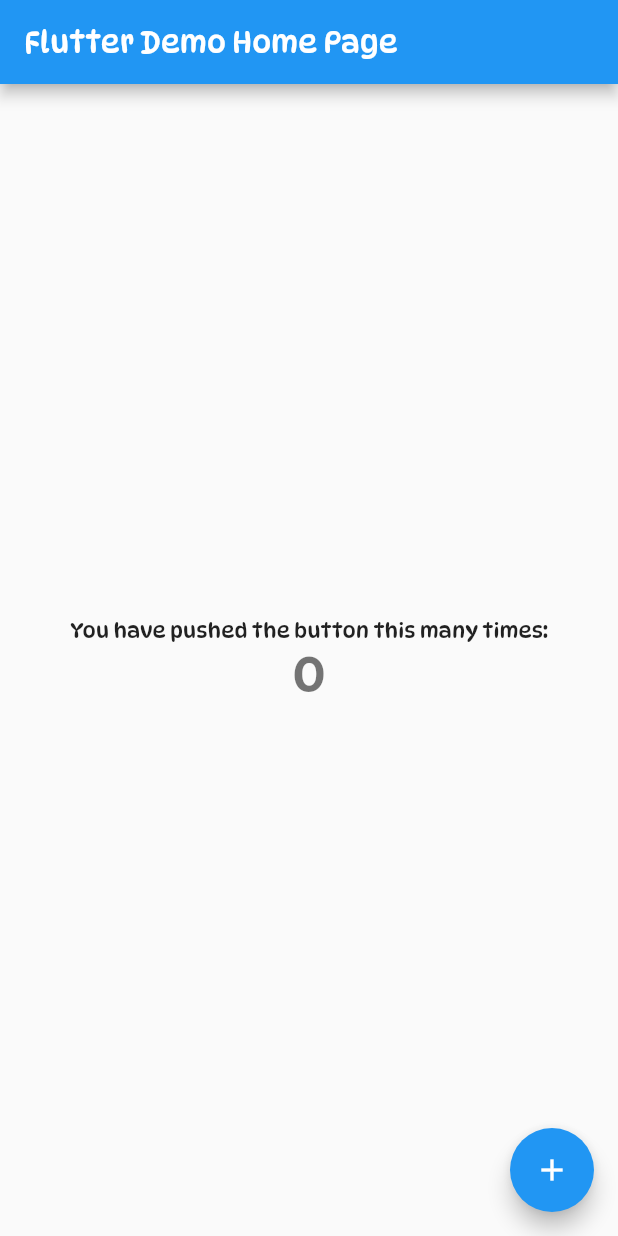
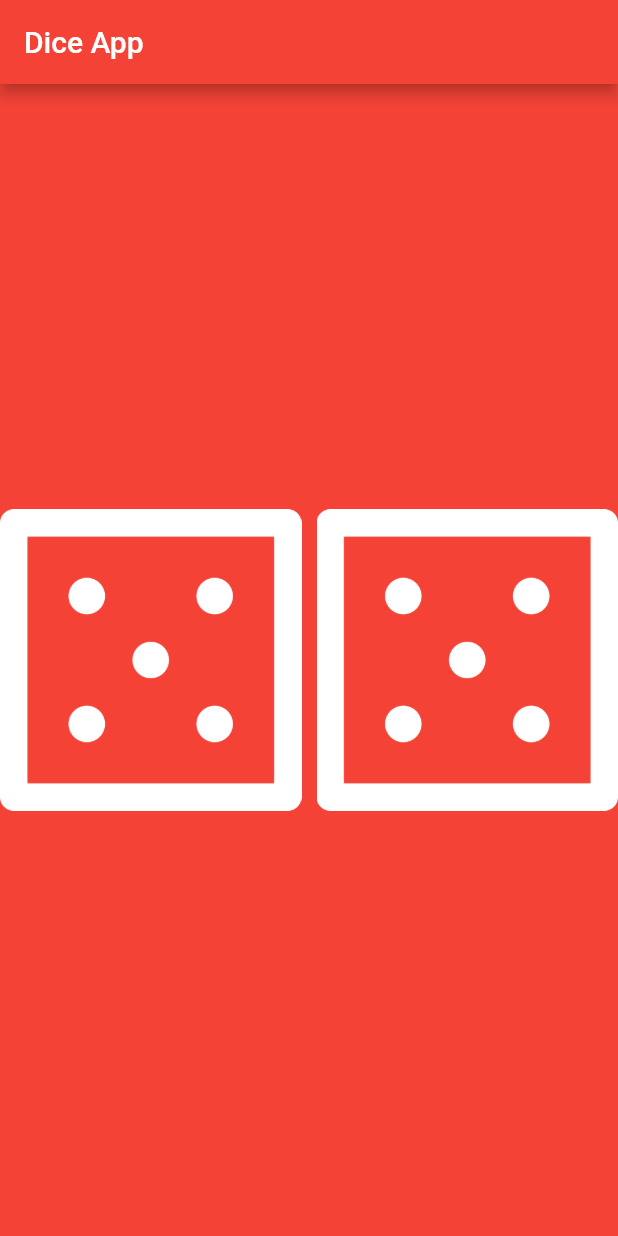
Before and after one commit to parmeshtoyou/NumberTrivaApp, a Flutter app: the screen it shows after launch, on a phone screen of 412 x 824 dp. Run offline on Flutter 3.47's test engine with Material 2 defaults, Android fonts, the phone set to English and light mode, and no system bars; our stand-ins replace dartz, equatable.

Commit message:
added dice and random dice logic

```diff
--- a/lib/main.dart
+++ b/lib/main.dart
@@ -1,3 +1,5 @@
+import 'dart:math';
+
 import 'package:flutter/material.dart';
 
 void main() {
@@ -10,59 +12,64 @@ class MyApp extends StatelessWidget {
   @override
   Widget build(BuildContext context) {
     return MaterialApp(
-      title: 'Flutter Demo',
-      theme: ThemeData(
-        primarySwatch: Colors.blue,
-        fontFamily: 'DynaPuff-Regular'
+      home: Scaffold(
+        backgroundColor: Colors.red,
+        appBar: AppBar(
+          title: const Text("Dice App"),
+          backgroundColor: Colors.red,
+        ),
+        body: const DicePage(),
       ),
-      home: const MyHomePage(title: 'Flutter Demo Home Page'),
     );
   }
 }
 
-class MyHomePage extends StatefulWidget {
-  const MyHomePage({Key? key, required this.title}) : super(key: key);
-
-  final String title;
+class DicePage extends StatefulWidget {
+  const DicePage({Key? key}) : super(key: key);
 
   @override
-  State<MyHomePage> createState() => _MyHomePageState();
+  State<DicePage> createState() => _DicePageState();
 }
 
-class _MyHomePageState extends State<MyHomePage> {
-  int _counter = 0;
+class _DicePageState extends State<DicePage> {
+  int leftDiceNumber = 5;
+  int rightDiceNumber = 5;
 
-  void _incrementCounter() {
-    setState(() {
-      _counter++;
-    });
+  void changeDiceFace() {
+    rightDiceNumber = Random().nextInt(6) + 1;
+    leftDiceNumber = Random().nextInt(6) + 1;
   }
 
   @override
   Widget build(BuildContext context) {
-    return Scaffold(
-      appBar: AppBar(
-        title: Text(widget.title),
-      ),
-      body: Center(
-        child: Column(
-          mainAxisAlignment: MainAxisAlignment.center,
-          children: <Widget>[
-            const Text(
-              'You have pushed the button this many times:',
+    return Column(
+      mainAxisAlignment: MainAxisAlignment.center,
+      children: [
+        Row(
+          mainAxisAlignment: MainAxisAlignment.spaceBetween,
+          children: [
+            Expanded(
+              child: GestureDetector(
+                child: Image.asset("images/dice$leftDiceNumber.png"),
+                onTap: () {
+                  setState(
+                    () => changeDiceFace(),
+                  );
+                },
+              ),
             ),
-            Text(
-              '$_counter',
-              style: Theme.of(context).textTheme.headline4,
-            ),
+            const SizedBox(width: 10),
+            Expanded(
+              child: GestureDetector(
+                child: Image.asset("images/dice$rightDiceNumber.png"),
+                onTap: () {
+                  setState(() => changeDiceFace());
+                },
+              ),
+            )
           ],
         ),
-      ),
-      floatingActionButton: FloatingActionButton(
-        onPressed: _incrementCounter,
-        tooltip: 'Increment',
-        child: const Icon(Icons.add),
-      ),
+      ],
     );
   }
 }
--- a/pubspec.yaml
+++ b/pubspec.yaml
@@ -69,6 +69,8 @@ flutter:
   # included with your application, so that you can use the icons in
   # the material Icons class.
   uses-material-design: true
+  assets:
+    - images/
   fonts:
     - family: DynaPuff-Regular
       fonts:
```
Also changed, not shown: images/dice1.png (added), images/dice2.png (added), images/dice3.png (added), images/dice4.png (added), images/dice5.png (added), images/dice6.png (added), 19 other files.
